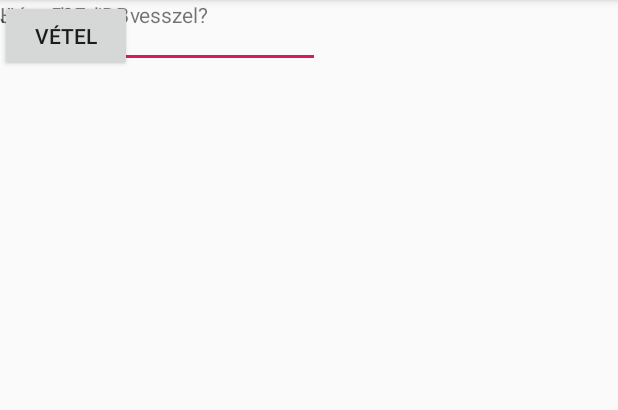
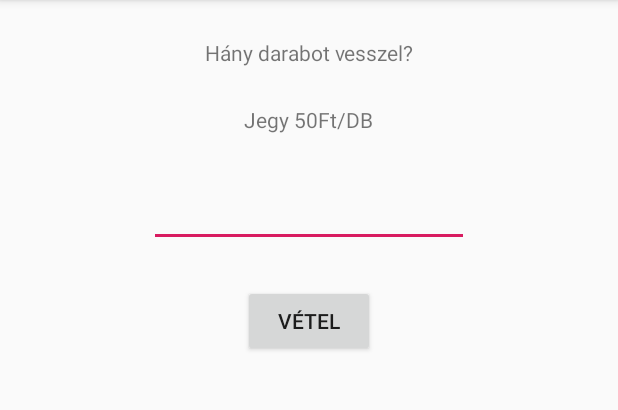
Before and after one commit to Kikikan/BudapestQuest, an Android app: the AutomataAct screen opened directly, with no data from a screen before it, on a phone screen of 412 x 824 dp, the part 84-494 px from its top. Run offline under Robolectric (Android 15) with nearby library versions, the phone set to English and light mode, and no system bars.

Commit message:
layout fix

```diff
--- a/app/src/main/res/layout/activity_automata.xml
+++ b/app/src/main/res/layout/activity_automata.xml
@@ -6,36 +6,53 @@
     android:layout_height="match_parent"
     tools:context=".ActionCards.AutomataAct">
 
+
+    <LinearLayout
+        android:layout_width="match_parent"
+        android:layout_height="match_parent"
+        android:orientation="vertical">
+
+        <TextView
+            android:id="@+id/textView2"
+            android:layout_width="match_parent"
+            android:layout_height="wrap_content"
+            android:layout_row="0"
+            android:layout_column="2"
+            android:padding="25dp"
+            android:paddingBottom="5dp"
+            android:gravity="center"
+            android:text="Hány darabot vesszel?" />
+
+        <TextView
+            android:id="@+id/textView3"
+            android:layout_width="wrap_content"
+            android:layout_height="wrap_content"
+            android:layout_row="0"
+            android:layout_column="4"
+            android:layout_gravity="center"
+            android:text="Jegy 50Ft/DB" />
+
         <EditText
             android:id="@+id/AutomataDB"
             android:layout_width="wrap_content"
             android:layout_height="wrap_content"
+            android:layout_row="0"
+            android:layout_column="1"
             android:ems="10"
-        android:inputType="numberDecimal"
-        tools:layout_editor_absoluteX="79dp"
-        tools:layout_editor_absoluteY="117dp" />
-
-    <TextView
-        android:id="@+id/textView2"
-        android:layout_width="wrap_content"
-        android:layout_height="wrap_content"
-        android:text="Hány darabot vesszel?"
-        tools:layout_editor_absoluteX="135dp"
-        tools:layout_editor_absoluteY="68dp" />
+            android:padding="25dp"
+            android:layout_gravity="center"
+            android:inputType="numberDecimal" />
 
         <Button
             android:id="@+id/AutomataBuy"
             android:layout_width="wrap_content"
             android:layout_height="wrap_content"
-        android:text="Vétel"
-        tools:layout_editor_absoluteX="128dp"
-        tools:layout_editor_absoluteY="218dp" />
+            android:layout_row="0"
+            android:layout_column="3"
+            android:layout_gravity="center"
+            android:layout_margin="25dp"
+            android:text="Vétel" />
 
-    <TextView
-        android:id="@+id/textView3"
-        android:layout_width="wrap_content"
-        android:layout_height="wrap_content"
-        android:text="Jegy 50Ft/DB"
-        tools:layout_editor_absoluteX="128dp"
-        tools:layout_editor_absoluteY="187dp" />
+    </LinearLayout>
+
 </androidx.constraintlayout.widget.ConstraintLayout>
```
Also changed, not shown: app/src/main/res/layout/tab2.xml (+27 -0 lines). Lines whose indentation alone changed are shown as unchanged.
